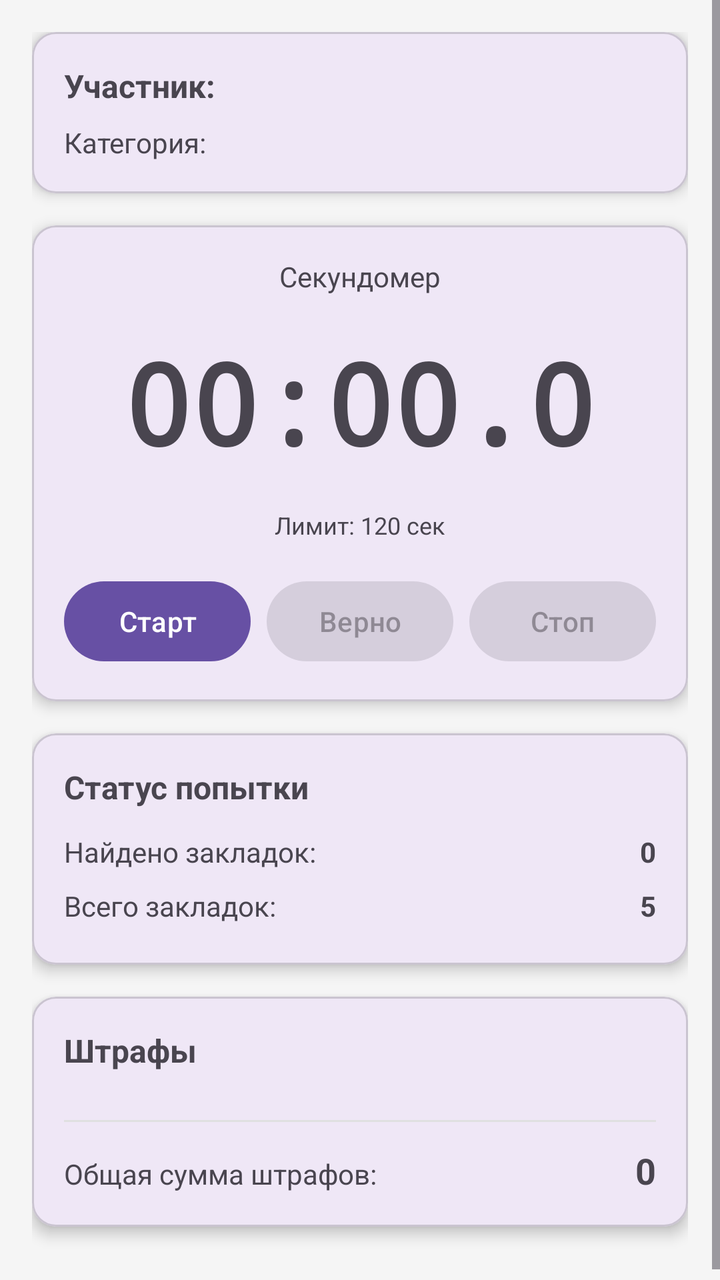
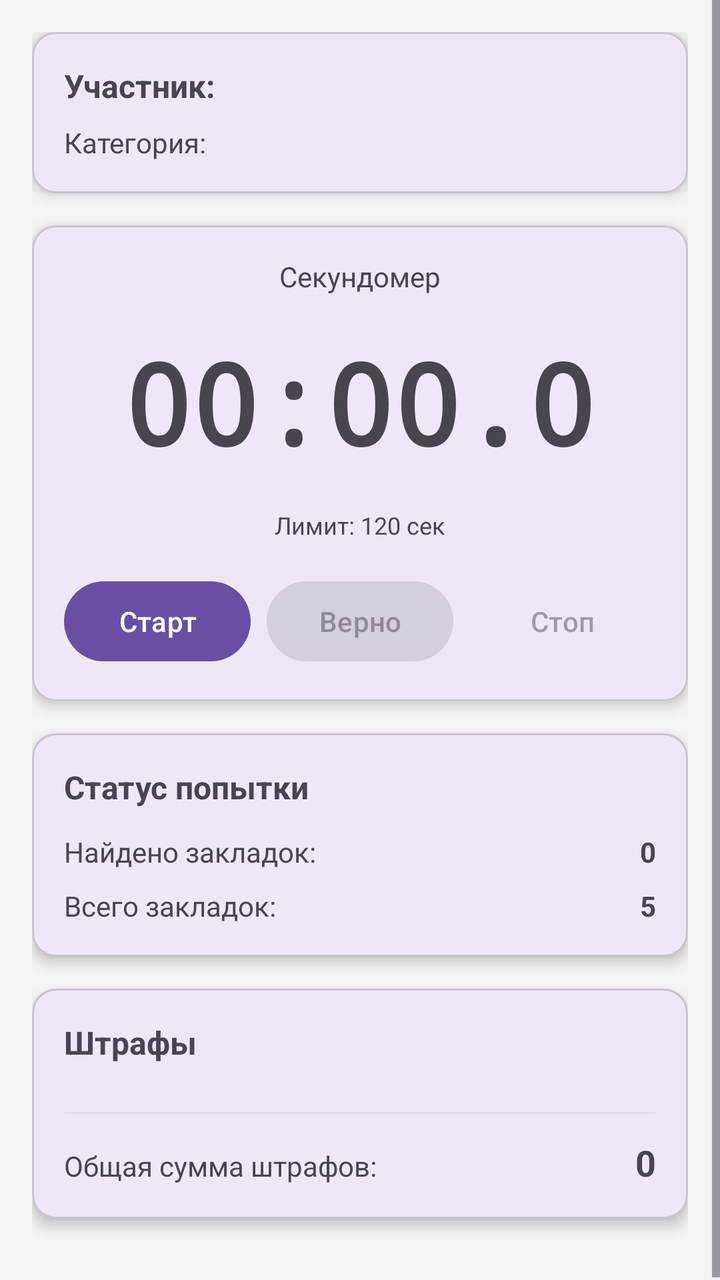

An Android layout rendered at two revisions. The XML below is the earlier revision; the diff shows what the commit changed to produce the second picture.
<!-- AndroidManifest.xml: application theme Theme.Material3.DayNight.NoActionBar -->
<!-- res/layout/activity_judge.xml -->
<?xml version="1.0" encoding="utf-8"?>
<ScrollView xmlns:android="http://schemas.android.com/apk/res/android"
    xmlns:app="http://schemas.android.com/apk/res-auto"
    xmlns:tools="http://schemas.android.com/tools"
    android:layout_width="match_parent"
    android:layout_height="match_parent"
    android:background="#f5f5f5"
    tools:context=".JudgeActivity">

    <LinearLayout
        android:layout_width="match_parent"
        android:layout_height="wrap_content"
        android:orientation="vertical"
        android:padding="16dp">

        
        <com.google.android.material.card.MaterialCardView
            android:layout_width="match_parent"
            android:layout_height="wrap_content"
            android:layout_marginBottom="16dp"
            app:cardElevation="4dp">

            <LinearLayout
                android:layout_width="match_parent"
                android:layout_height="wrap_content"
                android:orientation="vertical"
                android:padding="16dp">

                <TextView
                    android:id="@+id/txtParticipantInfo"
                    android:layout_width="wrap_content"
                    android:layout_height="wrap_content"
                    android:text="Участник: "
                    android:textSize="16sp"
                    android:textStyle="bold"/>

                <TextView
                    android:id="@+id/txtCategoryInfo"
                    android:layout_width="wrap_content"
                    android:layout_height="wrap_content"
                    android:text="Категория: "
                    android:textSize="14sp"
                    android:layout_marginTop="8dp"/>
            </LinearLayout>
        </com.google.android.material.card.MaterialCardView>

        
        <com.google.android.material.card.MaterialCardView
            android:layout_width="match_parent"
            android:layout_height="wrap_content"
            android:layout_marginBottom="16dp"
            app:cardElevation="4dp">

            <LinearLayout
                android:layout_width="match_parent"
                android:layout_height="wrap_content"
                android:orientation="vertical"
                android:padding="16dp"
                android:gravity="center">

                <TextView
                    android:id="@+id/timerLabel"
                    android:layout_width="wrap_content"
                    android:layout_height="wrap_content"
                    android:text="Секундомер"
                    android:textSize="14sp"
                    android:textColor="?android:attr/textColorSecondary"/>

                <TextView
                    android:id="@+id/timerText"
                    android:layout_width="wrap_content"
                    android:layout_height="wrap_content"
                    android:text="00:00.0"
                    android:textSize="56sp"
                    android:textStyle="bold"
                    android:fontFamily="monospace"
                    android:layout_marginVertical="16dp"/>

                <TextView
                    android:id="@+id/timeLimitText"
                    android:layout_width="wrap_content"
                    android:layout_height="wrap_content"
                    android:text="Лимит: 120 сек"
                    android:textSize="12sp"
                    android:textColor="?android:attr/textColorSecondary"/>

                <LinearLayout
                    android:layout_width="match_parent"
                    android:layout_height="wrap_content"
                    android:orientation="horizontal"
                    android:layout_marginTop="16dp"
                    android:gravity="center">

                    <Button
                        android:id="@+id/btnStart"
                        android:layout_width="0dp"
                        android:layout_height="wrap_content"
                        android:layout_weight="1"
                        android:text="Старт"
                        android:layout_marginEnd="8dp" />

                    <Button
                        android:id="@+id/btnFound"
                        android:layout_width="0dp"
                        android:layout_height="wrap_content"
                        android:layout_weight="1"
                        android:text="Верно"
                        android:enabled="false"
                        android:layout_marginEnd="8dp" />

                    <Button
                        android:id="@+id/btnStop"
                        android:layout_width="0dp"
                        android:layout_height="wrap_content"
                        android:layout_weight="1"
                        android:text="Стоп"
                        android:enabled="false" />
                </LinearLayout>
            </LinearLayout>
        </com.google.android.material.card.MaterialCardView>

        
        <com.google.android.material.card.MaterialCardView
            android:layout_width="match_parent"
            android:layout_height="wrap_content"
            android:layout_marginBottom="16dp"
            app:cardElevation="4dp">

            <LinearLayout
                android:layout_width="match_parent"
                android:layout_height="wrap_content"
                android:orientation="vertical"
                android:padding="16dp">

                <TextView
                    android:layout_width="wrap_content"
                    android:layout_height="wrap_content"
                    android:text="Статус попытки"
                    android:textSize="16sp"
                    android:textStyle="bold"/>

                <LinearLayout
                    android:layout_width="match_parent"
                    android:layout_height="wrap_content"
                    android:orientation="horizontal"
                    android:layout_marginTop="12dp">

                    <TextView
                        android:layout_width="0dp"
                        android:layout_height="wrap_content"
                        android:layout_weight="1"
                        android:text="Найдено закладок:"/>

                    <TextView
                        android:id="@+id/foundCountText"
                        android:layout_width="wrap_content"
                        android:layout_height="wrap_content"
                        android:text="0"
                        android:textStyle="bold"/>
                </LinearLayout>

                <LinearLayout
                    android:layout_width="match_parent"
                    android:layout_height="wrap_content"
                    android:orientation="horizontal"
                    android:layout_marginTop="8dp">

                    <TextView
                        android:layout_width="0dp"
                        android:layout_height="wrap_content"
                        android:layout_weight="1"
                        android:text="Всего закладок:"/>

                    <TextView
                        android:id="@+id/hidesCountText"
                        android:layout_width="wrap_content"
                        android:layout_height="wrap_content"
                        android:text="5"
                        android:textStyle="bold"/>
                </LinearLayout>

                <TextView
                    android:id="@+id/foundTimesLabel"
                    android:layout_width="wrap_content"
                    android:layout_height="wrap_content"
                    android:text="Время обнаружения:"
                    android:layout_marginTop="12dp"
                    android:visibility="gone"/>

                <LinearLayout
                    android:id="@+id/foundTimesContainer"
                    android:layout_width="match_parent"
                    android:layout_height="wrap_content"
                    android:orientation="vertical"
                    android:layout_marginTop="4dp"/>
            </LinearLayout>
        </com.google.android.material.card.MaterialCardView>

        
        <com.google.android.material.card.MaterialCardView
            android:layout_width="match_parent"
            android:layout_height="wrap_content"
            android:layout_marginBottom="16dp"
            app:cardElevation="4dp">

            <LinearLayout
                android:layout_width="match_parent"
                android:layout_height="wrap_content"
                android:orientation="vertical"
                android:padding="16dp">

                <TextView
                    android:layout_width="wrap_content"
                    android:layout_height="wrap_content"
                    android:text="Штрафы"
                    android:textSize="16sp"
                    android:textStyle="bold"/>

                <LinearLayout
                    android:id="@+id/penaltiesContainer"
                    android:layout_width="match_parent"
                    android:layout_height="wrap_content"
                    android:orientation="vertical"
                    android:layout_marginTop="12dp"/>

                <View
                    android:layout_width="match_parent"
                    android:layout_height="1dp"
                    android:background="#e0e0e0"
                    android:layout_marginVertical="12dp"/>

                <LinearLayout
                    android:layout_width="match_parent"
                    android:layout_height="wrap_content"
                    android:orientation="horizontal">

                    <TextView
                        android:layout_width="0dp"
                        android:layout_height="wrap_content"
                        android:layout_weight="1"
                        android:text="Общая сумма штрафов:"/>

                    <TextView
                        android:id="@+id/totalPenaltyText"
                        android:layout_width="wrap_content"
                        android:layout_height="wrap_content"
                        android:text="0"
                        android:textStyle="bold"
                        android:textSize="18sp"/>
                </LinearLayout>
            </LinearLayout>
        </com.google.android.material.card.MaterialCardView>

        
        <com.google.android.material.card.MaterialCardView
            android:id="@+id/summaryCard"
            android:layout_width="match_parent"
            android:layout_height="wrap_content"
            android:layout_marginBottom="16dp"
            app:cardElevation="4dp"
            android:visibility="gone">

            <LinearLayout
                android:layout_width="match_parent"
                android:layout_height="wrap_content"
                android:orientation="vertical"
                android:padding="16dp">

                <TextView
                    android:layout_width="wrap_content"
                    android:layout_height="wrap_content"
                    android:text="Итоги попытки"
                    android:textSize="16sp"
                    android:textStyle="bold"/>

                <LinearLayout
                    android:layout_width="match_parent"
                    android:layout_height="wrap_content"
                    android:orientation="horizontal"
                    android:layout_marginTop="12dp">

                    <TextView
                        android:layout_width="0dp"
                        android:layout_height="wrap_content"
                        android:layout_weight="1"
                        android:text="Время:"/>

                    <TextView
                        android:id="@+id/summaryTime"
                        android:layout_width="wrap_content"
                        android:layout_height="wrap_content"
                        android:text="0 сек"
                        android:textStyle="bold"/>
                </LinearLayout>

                <LinearLayout
                    android:layout_width="match_parent"
                    android:layout_height="wrap_content"
                    android:orientation="horizontal"
                    android:layout_marginTop="8dp">

                    <TextView
                        android:layout_width="0dp"
                        android:layout_height="wrap_content"
                        android:layout_weight="1"
                        android:text="Найдено закладок:"/>

                    <TextView
                        android:id="@+id/summaryFound"
                        android:layout_width="wrap_content"
                        android:layout_height="wrap_content"
                        android:text="0"
                        android:textStyle="bold"/>
                </LinearLayout>

                <LinearLayout
                    android:layout_width="match_parent"
                    android:layout_height="wrap_content"
                    android:orientation="horizontal"
                    android:layout_marginTop="8dp">

                    <TextView
                        android:layout_width="0dp"
                        android:layout_height="wrap_content"
                        android:layout_weight="1"
                        android:text="Штрафы:"/>

                    <TextView
                        android:id="@+id/summaryPenalty"
                        android:layout_width="wrap_content"
                        android:layout_height="wrap_content"
                        android:text="0"
                        android:textStyle="bold"/>
                </LinearLayout>

                <LinearLayout
                    android:layout_width="match_parent"
                    android:layout_height="wrap_content"
                    android:orientation="horizontal"
                    android:layout_marginTop="8dp">

                    <TextView
                        android:layout_width="0dp"
                        android:layout_height="wrap_content"
                        android:layout_weight="1"
                        android:text="Общий балл:"/>

                    <TextView
                        android:id="@+id/summaryTotal"
                        android:layout_width="wrap_content"
                        android:layout_height="wrap_content"
                        android:text="---"
                        android:textStyle="bold"
                        android:textSize="20sp"/>
                </LinearLayout>

                <com.google.android.material.textfield.TextInputLayout
                    android:layout_width="match_parent"
                    android:layout_height="wrap_content"
                    android:hint="Комментарий судьи"
                    android:layout_marginTop="16dp"
                    style="@style/Widget.Material3.TextInputLayout.OutlinedBox">

                    <EditText
                        android:id="@+id/judgeComment"
                        android:layout_width="match_parent"
                        android:layout_height="wrap_content"
                        android:minHeight="80dp"
                        android:gravity="top"
                        android:inputType="textMultiLine"/>
                </com.google.android.material.textfield.TextInputLayout>

                <Button
                    android:id="@+id/btnSaveResult"
                    android:layout_width="match_parent"
                    android:layout_height="wrap_content"
                    android:text="Сохранить результат"
                    android:layout_marginTop="16dp"
                    android:enabled="false" />
            </LinearLayout>
        </com.google.android.material.card.MaterialCardView>

    </LinearLayout>
</ScrollView>
<!-- resources referenced by this layout -->
<resources>

</resources>

<!-- the commit's change to res/layout/activity_judge.xml (unified diff, before → after) -->
@@ -40,7 +40,8 @@
                     android:layout_height="wrap_content"
                     android:text="Категория: "
                     android:textSize="14sp"
-                    android:layout_marginTop="8dp"/>
+                    android:layout_marginTop="8dp"
+                    android:textColor="?android:attr/textColorSecondary"/>
             </LinearLayout>
         </com.google.android.material.card.MaterialCardView>
 
@@ -97,7 +98,8 @@
                         android:layout_height="wrap_content"
                         android:layout_weight="1"
                         android:text="Старт"
-                        android:layout_marginEnd="8dp" />
+                        android:layout_marginEnd="8dp"
+                        style="@style/Widget.Material3.Button"/>
 
                     <Button
                         android:id="@+id/btnFound"
@@ -106,7 +108,8 @@
                         android:layout_weight="1"
                         android:text="Верно"
                         android:enabled="false"
-                        android:layout_marginEnd="8dp" />
+                        android:layout_marginEnd="8dp"
+                        style="@style/Widget.Material3.Button"/>
 
                     <Button
                         android:id="@+id/btnStop"
@@ -114,7 +117,8 @@
                         android:layout_height="wrap_content"
                         android:layout_weight="1"
                         android:text="Стоп"
-                        android:enabled="false" />
+                        android:enabled="false"
+                        style="@style/Widget.Material3.Button.TextButton"/>
                 </LinearLayout>
             </LinearLayout>
         </com.google.android.material.card.MaterialCardView>
@@ -185,14 +189,17 @@
                     android:layout_height="wrap_content"
                     android:text="Время обнаружения:"
                     android:layout_marginTop="12dp"
+                    android:visibility="gone"
+                    android:textSize="14sp"
+                    android:textStyle="bold"/>
+
+                <LinearLayout
+                    android:id="@+id/foundTimesContainer"
+                    android:layout_width="match_parent"
+                    android:layout_height="wrap_content"
+                    android:orientation="vertical"
+                    android:layout_marginTop="8dp"
                     android:visibility="gone"/>
-
-                <LinearLayout
-                    android:id="@+id/foundTimesContainer"
-                    android:layout_width="match_parent"
-                    android:layout_height="wrap_content"
-                    android:orientation="vertical"
-                    android:layout_marginTop="4dp"/>
             </LinearLayout>
         </com.google.android.material.card.MaterialCardView>
 
@@ -361,7 +368,7 @@
                     android:layout_marginTop="16dp"
                     style="@style/Widget.Material3.TextInputLayout.OutlinedBox">
 
-                    <EditText
+                    <com.google.android.material.textfield.TextInputEditText
                         android:id="@+id/judgeComment"
                         android:layout_width="match_parent"
                         android:layout_height="wrap_content"
@@ -376,7 +383,8 @@
                     android:layout_height="wrap_content"
                     android:text="Сохранить результат"
                     android:layout_marginTop="16dp"
-                    android:enabled="false" />
+                    android:enabled="false"
+                    style="@style/Widget.Material3.Button"/>
             </LinearLayout>
         </com.google.android.material.card.MaterialCardView>
 
